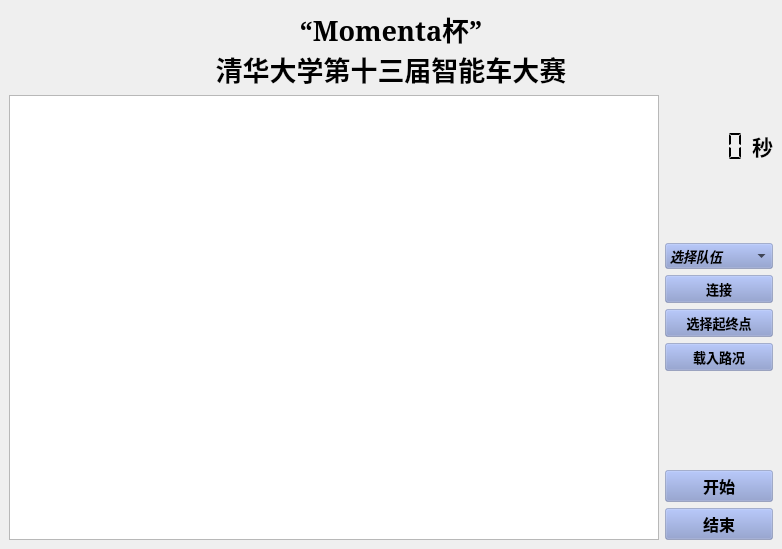
Before: the Qt Designer form Smartcar_PC/pc2.ui in guhaiqiao/SmartCar, drawn with Qt 5.
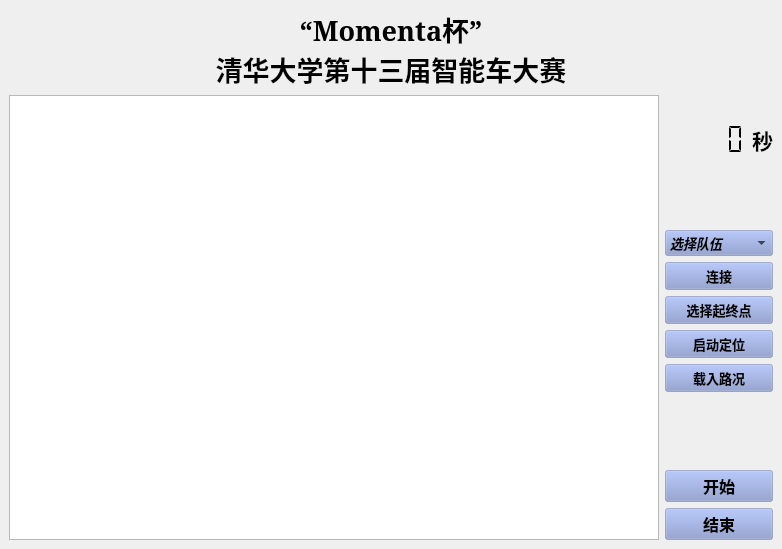
After: the same form once the commit is applied. Icons and pictures are not drawn.

Commit message: Program Logic Improvements

What changed in the file:
```diff
--- a/Smartcar_PC/pc2.ui
+++ b/Smartcar_PC/pc2.ui
@@ -109,7 +109,7 @@
        </widget>
       </item>
       <item>
-       <layout class="QVBoxLayout" name="verticalLayout" stretch="5,0,0,0,0,0,8">
+       <layout class="QVBoxLayout" name="verticalLayout" stretch="5,0,0,0,0,0,0,8">
         <item>
          <layout class="QHBoxLayout" name="horizontalLayout_2" stretch="5,1">
           <item>
@@ -252,6 +252,24 @@
           </property>
          </widget>
         </item>
+        <item>
+         <widget class="QPushButton" name="pushButton_positioning">
+          <property name="font">
+           <font>
+            <family>Constantia</family>
+            <pointsize>10</pointsize>
+            <weight>75</weight>
+            <bold>true</bold>
+           </font>
+          </property>
+          <property name="styleSheet">
+           <string notr="true">background-color: rgb(130, 147, 201, 100);</string>
+          </property>
+          <property name="text">
+           <string>启动定位</string>
+          </property>
+         </widget>
+        </item>
         <item>
          <widget class="QPushButton" name="pushButton_traffic">
           <property name="font">
```
The commit also changes 2 other files.
